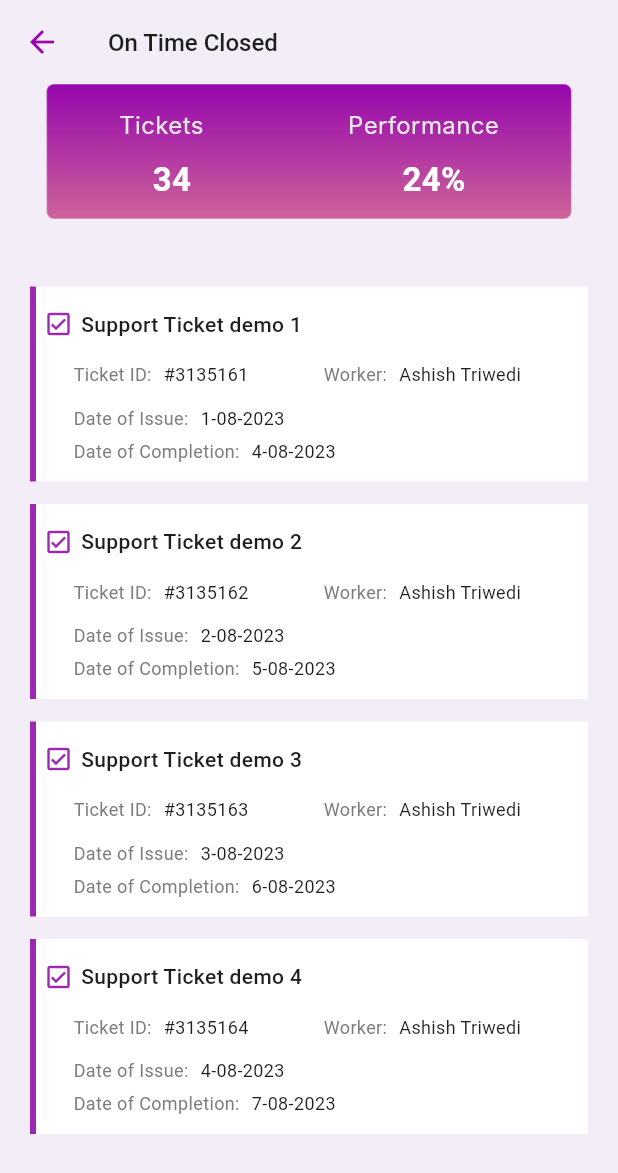
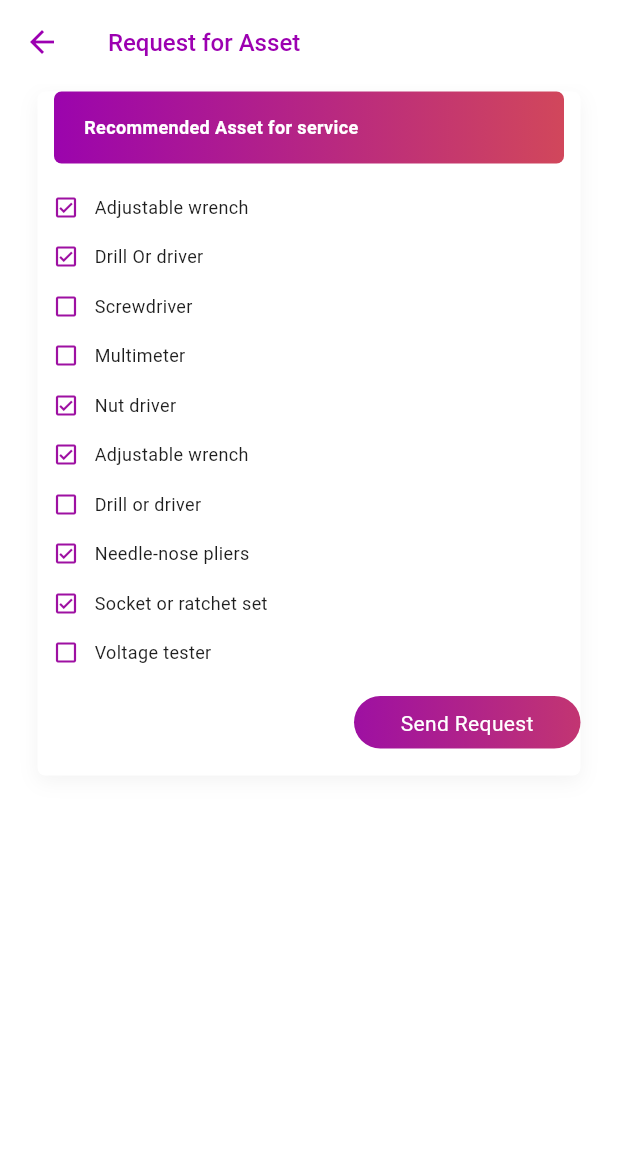
Before and after one commit to ctoaara/serviceapp, a Flutter app: the screen it shows after launch, on a phone screen of 412 x 824 dp. Shown: the top 1173 px of the screen. Run offline on Flutter 3.47's test engine with Material 3 defaults, Android fonts, the light colour scheme and no system bars; Roboto replaces fonts that are missing (Inter, Poppins).

Commit message:
Two More Pages Added

```diff
--- a/lib/main.dart
+++ b/lib/main.dart
@@ -1,6 +1,4 @@
-import 'package:bharat_erp/pages/delay_page.dart';
-import 'package:bharat_erp/pages/on_time_closed.dart';
-import 'package:bharat_erp/pages/repeat.dart';
+import 'package:bharat_erp/pages/request_for_assets.dart';
 
 import 'package:flutter/material.dart';
 
@@ -36,6 +34,6 @@
           colorScheme: ColorScheme.fromSeed(seedColor: Colors.deepPurple),
           useMaterial3: true,
         ),
-        home: OnTimeClosed());
+        home: RequestForAssets());
   }
 }
--- /dev/null
+++ b/lib/pages/request_for_assets.dart
@@ -0,0 +1,370 @@
+import 'package:flutter/material.dart';
+
+class RequestForAssets extends StatelessWidget {
+  const RequestForAssets({super.key});
+
+  @override
+  Widget build(BuildContext context) {
+    return Scaffold(
+      backgroundColor: Colors.white,
+      appBar: AppBar(
+          elevation: 0,
+          centerTitle: false,
+          title: const Text(
+            'Request for Asset',
+            style: TextStyle(
+              color: Color(0xFF9C00B1),
+              fontSize: 16,
+              fontFamily: 'Poppins',
+              fontWeight: FontWeight.w500,
+            ),
+          ),
+          backgroundColor: Colors.white,
+          leading: IconButton(
+              onPressed: () {},
+              icon: const Icon(
+                Icons.arrow_back_sharp,
+                color: Color(0xFF9C00B1),
+              ))),
+      body: Container(
+        margin: const EdgeInsets.only(top: 5, bottom: 5, left: 25, right: 25),
+        padding: EdgeInsets.all(0),
+        width: double.infinity,
+        height: 456,
+        decoration: ShapeDecoration(
+          color: Colors.white,
+          shape: RoundedRectangleBorder(borderRadius: BorderRadius.circular(5)),
+          shadows: const [
+            BoxShadow(
+              color: Color(0x0C000000),
+              blurRadius: 11,
+              offset: Offset(0, 4),
+              spreadRadius: 0,
+            )
+          ],
+        ),
+        child: Column(
+          mainAxisAlignment: MainAxisAlignment.start,
+          children: [
+            Container(
+              width: 340,
+              height: 48,
+              decoration: ShapeDecoration(
+                gradient: const LinearGradient(
+                  begin: Alignment(-1.00, -0.02),
+                  end: Alignment(1, 0.02),
+                  colors: [Color(0xFF9B04AD), Color(0xFFD1475B)],
+                ),
+                shape: RoundedRectangleBorder(
+                    borderRadius: BorderRadius.circular(5)),
+              ),
+              child: const Row(
+                mainAxisAlignment: MainAxisAlignment.start,
+                children: [
+                  SizedBox(width: 20),
+                  Text(
+                    'Recommended Asset for service',
+                    style: TextStyle(
+                      color: Colors.white,
+                      fontSize: 12,
+                      fontFamily: 'Poppins',
+                      fontWeight: FontWeight.w700,
+                    ),
+                  ),
+                ],
+              ),
+            ),
+            const SizedBox(height: 20),
+            const Row(
+              children: [
+                SizedBox(
+                  width: 10,
+                ),
+                Icon(
+                  Icons.check_box_outlined,
+                  color: Color(0xff9E10A2),
+                  size: 18,
+                ),
+                SizedBox(
+                  width: 10,
+                ),
+                Text(
+                  'Adjustable wrench',
+                  style: TextStyle(
+                    color: Color(0xFF1E1E1E),
+                    fontSize: 12,
+                    fontFamily: 'Poppins',
+                    fontWeight: FontWeight.w400,
+                  ),
+                )
+              ],
+            ),
+            const SizedBox(height: 15),
+            const Row(
+              children: [
+                SizedBox(
+                  width: 10,
+                ),
+                Icon(
+                  Icons.check_box_outlined,
+                  color: Color(0xff9E10A2),
+                  size: 18,
+                ),
+                SizedBox(
+                  width: 10,
+                ),
+                Text(
+                  'Drill Or driver',
+                  style: TextStyle(
+                    color: Color(0xFF1E1E1E),
+                    fontSize: 12,
+                    fontFamily: 'Poppins',
+                    fontWeight: FontWeight.w400,
+                  ),
+                )
+              ],
+            ),
+            const SizedBox(height: 15),
+            const Row(
+              children: [
+                SizedBox(
+                  width: 10,
+                ),
+                Icon(
+                  Icons.check_box_outline_blank,
+                  color: Color(0xff9E10A2),
+                  size: 18,
+                ),
+                SizedBox(
+                  width: 10,
+                ),
+                Text(
+                  'Screwdriver',
+                  style: TextStyle(
+                    color: Color(0xFF1E1E1E),
+                    fontSize: 12,
+                    fontFamily: 'Poppins',
+                    fontWeight: FontWeight.w400,
+                  ),
+                )
+              ],
+            ),
+            const SizedBox(height: 15),
+            const Row(
+              children: [
+                SizedBox(
+                  width: 10,
+                ),
+                Icon(
+                  Icons.check_box_outline_blank,
+                  color: Color(0xff9E10A2),
+                  size: 18,
+                ),
+                SizedBox(
+                  width: 10,
+                ),
+                Text(
+                  'Multimeter',
+                  style: TextStyle(
+                    color: Color(0xFF1E1E1E),
+                    fontSize: 12,
+                    fontFamily: 'Poppins',
+                    fontWeight: FontWeight.w400,
+                  ),
+                )
+              ],
+            ),
+            const SizedBox(height: 15),
+            const Row(
+              children: [
+                SizedBox(
+                  width: 10,
+                ),
+                Icon(
+                  Icons.check_box_outlined,
+                  color: Color(0xff9E10A2),
+                  size: 18,
+                ),
+                SizedBox(
+                  width: 10,
+                ),
+                Text(
+                  'Nut driver',
+                  style: TextStyle(
+                    color: Color(0xFF1E1E1E),
+                    fontSize: 12,
+                    fontFamily: 'Poppins',
+                    fontWeight: FontWeight.w400,
+                  ),
+                )
+              ],
+            ),
+            const SizedBox(height: 15),
+            const Row(
+              children: [
+                SizedBox(
+                  width: 10,
+                ),
+                Icon(
+                  Icons.check_box_outlined,
+                  color: Color(0xff9E10A2),
+                  size: 18,
+                ),
+                SizedBox(
+                  width: 10,
+                ),
+                Text(
+                  'Adjustable wrench',
+                  style: TextStyle(
+                    color: Color(0xFF1E1E1E),
+                    fontSize: 12,
+                    fontFamily: 'Poppins',
+                    fontWeight: FontWeight.w400,
+                  ),
+                )
+              ],
+            ),
+            const SizedBox(height: 15),
+            const Row(
+              children: [
+                SizedBox(
+                  width: 10,
+                ),
+                Icon(
+                  Icons.check_box_outline_blank,
+                  color: Color(0xff9E10A2),
+                  size: 18,
+                ),
+                SizedBox(
+                  width: 10,
+                ),
+                Text(
+                  'Drill or driver',
+                  style: TextStyle(
+                    color: Color(0xFF1E1E1E),
+                    fontSize: 12,
+                    fontFamily: 'Poppins',
+                    fontWeight: FontWeight.w400,
+                  ),
+                )
+              ],
+            ),
+            const SizedBox(height: 15),
+            const Row(
+              children: [
+                SizedBox(
+                  width: 10,
+                ),
+                Icon(
+                  Icons.check_box_outlined,
+                  color: Color(0xff9E10A2),
+                  size: 18,
+                ),
+                SizedBox(
+                  width: 10,
+                ),
+                Text(
+                  'Needle-nose pliers',
+                  style: TextStyle(
+                    color: Color(0xFF1E1E1E),
+                    fontSize: 12,
+                    fontFamily: 'Poppins',
+                    fontWeight: FontWeight.w400,
+                  ),
+                )
+              ],
+            ),
+            const SizedBox(height: 15),
+            const Row(
+              children: [
+                SizedBox(
+                  width: 10,
+                ),
+                Icon(
+                  Icons.check_box_outlined,
+                  color: Color(0xff9E10A2),
+                  size: 18,
+                ),
+                SizedBox(
+                  width: 10,
+                ),
+                Text(
+                  'Socket or ratchet set',
+                  style: TextStyle(
+                    color: Color(0xFF1E1E1E),
+                    fontSize: 12,
+                    fontFamily: 'Poppins',
+                    fontWeight: FontWeight.w400,
+                  ),
+                )
+              ],
+            ),
+            const SizedBox(height: 15),
+            const Row(
+              children: [
+                SizedBox(
+                  width: 10,
+                ),
+                Icon(
+                  Icons.check_box_outline_blank,
+                  color: Color(0xff9E10A2),
+                  size: 18,
+                ),
+                SizedBox(
+                  width: 10,
+                ),
+                Text(
+                  'Voltage tester',
+                  style: TextStyle(
+                    color: Color(0xFF1E1E1E),
+                    fontSize: 12,
+                    fontFamily: 'Poppins',
+                    fontWeight: FontWeight.w400,
+                  ),
+                )
+              ],
+            ),
+            const SizedBox(height: 20),
+            Row(
+              mainAxisAlignment: MainAxisAlignment.end,
+              children: [
+                Center(
+                  child: InkWell(
+                    onTap: () {},
+                    child: Container(
+                      width: 151,
+                      height: 35,
+                      decoration: ShapeDecoration(
+                        gradient: const LinearGradient(
+                          begin: Alignment(0.99, -0.17),
+                          end: Alignment(-0.99, 0.17),
+                          colors: [Color(0xFFC23572), Color(0xFF9E10A2)],
+                        ),
+                        shape: RoundedRectangleBorder(
+                          borderRadius: BorderRadius.circular(30),
+                        ),
+                      ),
+                      child: const Padding(
+                        padding: EdgeInsets.all(8.0),
+                        child: Text(
+                          'Send Request',
+                          textAlign: TextAlign.center,
+                          style: TextStyle(
+                            color: Colors.white,
+                            fontSize: 14,
+                            fontFamily: 'Poppins',
+                            fontWeight: FontWeight.w400,
+                          ),
+                        ),
+                      ),
+                    ),
+                  ),
+                )
+              ],
+            )
+          ],
+        ),
+      ),
+    );
+  }
+}
```
Also changed, not shown: lib/pages/sla_cpmpliance.dart (added, +282 -0 lines).
